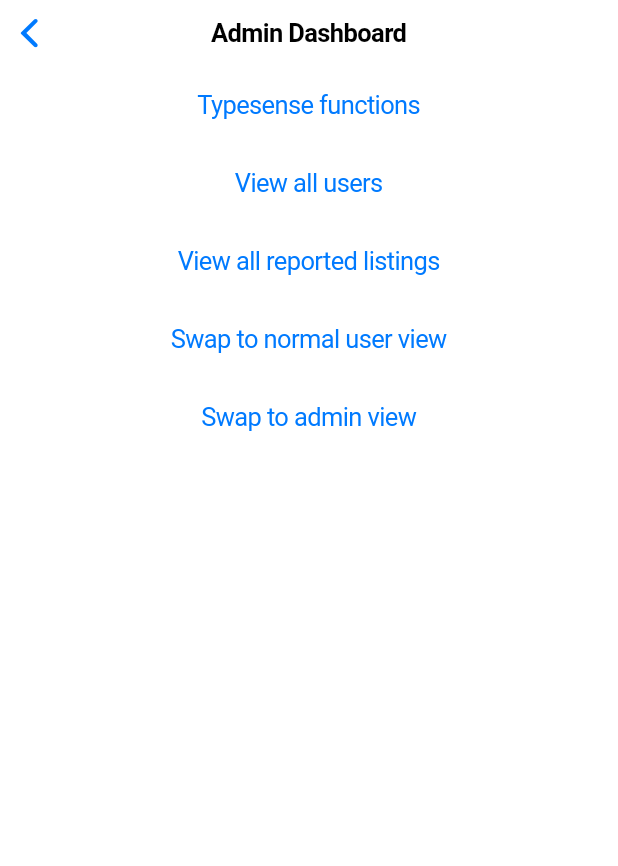
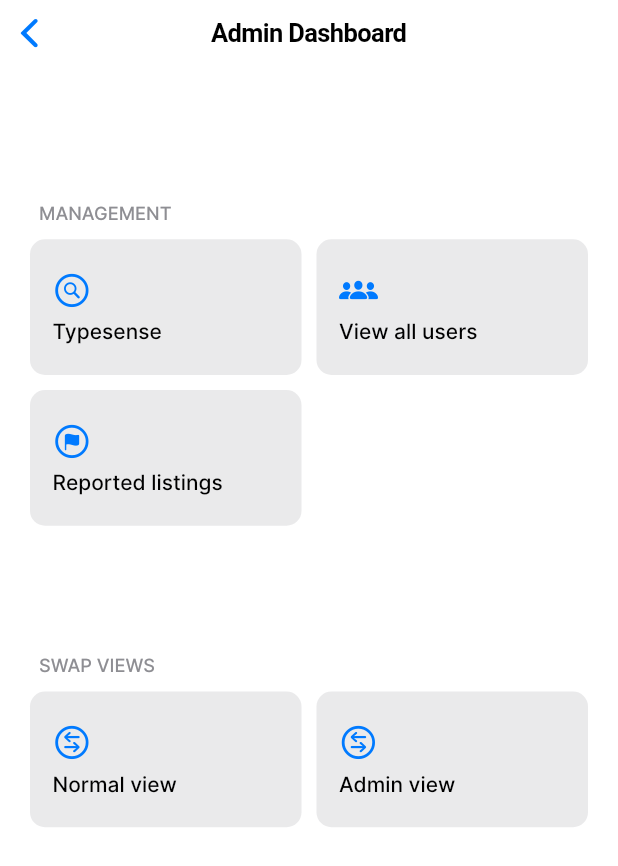
Before and after one commit to brendantwh/DropShare, a Flutter app: the AdminDashboard screen opened by its route, on a phone screen of 412 x 824 dp. Shown: the top 866 px of the screen. Run offline on Flutter 3.47's test engine with Material 2 defaults, Android fonts, the phone set to English and light mode, and no system bars; our stand-ins replace cloud_firestore, firebase_auth, firebase_core, firebase_storage, flutter_swiper_view, image_picker; missing offline and left inert: optimized_cached_image, pinch_zoom_image_last, pull_down_button, typesense; accounts and stored records are empty.

Commit message:
Rework admin dashboard UI

```diff
--- a/lib/admin/admindashboard.dart
+++ b/lib/admin/admindashboard.dart
@@ -15,32 +15,117 @@ class _AdminPageState extends State<AdminDashboard> {
             middle: Text('Admin Dashboard')
         ),
         child: SafeArea(
+            top: false,
             minimum: const EdgeInsets.fromLTRB(20, 15, 20, 34),
-            child: Center(
-              child: Column(
+            child: GridView.count(
+              crossAxisCount: 2,
+              childAspectRatio: 2,
+              crossAxisSpacing: 10,
+              mainAxisSpacing: 10,
+              physics: NeverScrollableScrollPhysics(),
               children: [
-                  CupertinoButton(
-                      child: const Text('Typesense functions'),
-                      onPressed: () => Navigator.pushNamed(context, 'typesenseConfig')
+                Container(
+                    alignment: Alignment.bottomLeft,
+                    padding: const EdgeInsets.only(left: 6),
+                    child: Text(
+                      'Management'.toUpperCase(),
+                      style: const TextStyle(fontWeight: FontWeight.w500, color: CupertinoColors.systemGrey),
+                      textScaleFactor: 0.87,
+                    )
                 ),
-                  CupertinoButton(
-                      child: const Text('View all users'),
-                      onPressed: () => Navigator.pushNamed(context, 'userlist')
+                Container(),
+                GestureDetector(
+                    onTap: () => Navigator.pushNamed(context, 'typesenseConfig'),
+                    child: Container(
+                        decoration: BoxDecoration(borderRadius: BorderRadius.circular(10), color: CupertinoColors.secondarySystemFill),
+                        padding: const EdgeInsets.fromLTRB(15, 15, 15, 15),
+                        child: Wrap(
+                          direction: Axis.vertical,
+                          alignment: WrapAlignment.center,
+                          spacing: 6,
+                          children: const [
+                            Icon(CupertinoIcons.search_circle, size: 26),
+                            const Text('Typesense', style: TextStyle(fontWeight: FontWeight.w500))
+                          ],
+                        )
+                    )
                 ),
-                  CupertinoButton(
-                      child: const Text('View all reported listings'),
-                      onPressed: () => Navigator.pushNamed(context, 'reportlist')
+                GestureDetector(
+                    onTap: () => Navigator.pushNamed(context, 'userlist'),
+                    child: Container(
+                        decoration: BoxDecoration(borderRadius: BorderRadius.circular(10), color: CupertinoColors.secondarySystemFill),
+                        padding: const EdgeInsets.fromLTRB(15, 15, 15, 15),
+                        child: Wrap(
+                          direction: Axis.vertical,
+                          alignment: WrapAlignment.center,
+                          spacing: 6,
+                          children: const [
+                            Icon(CupertinoIcons.person_3_fill, size: 26),
+                            const Text('View all users', style: TextStyle(fontWeight: FontWeight.w500))
+                          ],
+                        )
+                    )
                 ),
-                  CupertinoButton(
-                      child: const Text('Swap to normal user view'),
-                      onPressed: () => Navigator.pushReplacementNamed(context, 'listings')
+                GestureDetector(
+                    onTap: () => Navigator.pushNamed(context, 'reportlist'),
+                    child: Container(
+                        decoration: BoxDecoration(borderRadius: BorderRadius.circular(10), color: CupertinoColors.secondarySystemFill),
+                        padding: const EdgeInsets.fromLTRB(15, 15, 15, 15),
+                        child: Wrap(
+                          direction: Axis.vertical,
+                          alignment: WrapAlignment.center,
+                          spacing: 6,
+                          children: const [
+                            Icon(CupertinoIcons.flag_circle, size: 26),
+                            const Text('Reported listings', style: TextStyle(fontWeight: FontWeight.w500))
+                          ],
+                        )
+                    )
                 ),
-                  CupertinoButton(
-                      child: const Text('Swap to admin view'),
-                      onPressed: () => Navigator.pushReplacementNamed(context, 'adminHome')
+                Container(),
+                Container(
+                    alignment: Alignment.bottomLeft,
+                    padding: const EdgeInsets.only(left: 6),
+                    child: Text(
+                      'Swap Views'.toUpperCase(),
+                      style: const TextStyle(fontWeight: FontWeight.w500, color: CupertinoColors.systemGrey),
+                      textScaleFactor: 0.87,
+                    )
                 ),
+                Container(),
+                GestureDetector(
+                    onTap: () => Navigator.pushReplacementNamed(context, 'listings'),
+                    child: Container(
+                        decoration: BoxDecoration(borderRadius: BorderRadius.circular(10), color: CupertinoColors.secondarySystemFill),
+                        padding: const EdgeInsets.fromLTRB(15, 15, 15, 15),
+                        child: Wrap(
+                          direction: Axis.vertical,
+                          alignment: WrapAlignment.center,
+                          spacing: 6,
+                          children: const [
+                            Icon(CupertinoIcons.arrow_right_arrow_left_circle, size: 26),
+                            const Text('Normal view', style: TextStyle(fontWeight: FontWeight.w500))
                           ],
+                        )
+                    )
                 ),
+                GestureDetector(
+                    onTap: () => Navigator.pushReplacementNamed(context, 'adminHome'),
+                    child: Container(
+                        decoration: BoxDecoration(borderRadius: BorderRadius.circular(10), color: CupertinoColors.secondarySystemFill),
+                        padding: const EdgeInsets.fromLTRB(15, 15, 15, 15),
+                        child: Wrap(
+                          direction: Axis.vertical,
+                          alignment: WrapAlignment.center,
+                          spacing: 6,
+                          children: const [
+                            Icon(CupertinoIcons.arrow_right_arrow_left_circle, size: 26),
+                            const Text('Admin view', style: TextStyle(fontWeight: FontWeight.w500))
+                          ],
+                        )
+                    )
+                )
+              ],
             )
         )
     );
--- a/lib/listings/indiv.dart
+++ b/lib/listings/indiv.dart
@@ -108,11 +108,7 @@ class _IndivListingState extends State<IndivListing> {
             onPressed: () {
               Navigator.pop(context);
               listing.hide();
-              Navigator.pushNamedAndRemoveUntil(
-                  context,
-                  'userpage',
-                  ModalRoute.withName('listings'),
-              );
+              Navigator.pop(context);
             },
             child: Text('Yes', style: TextStyle(fontFamily: CupertinoTheme.of(context).textTheme.textStyle.fontFamily)),
           )
@@ -139,11 +135,18 @@ class _IndivListingState extends State<IndivListing> {
             isDestructiveAction: true,
             onPressed: () {
               Navigator.pop(context);
-              listing.sold ? listing.unsell() : listing.sell();
-              Navigator.pushNamedAndRemoveUntil(
+              if (listing.sold) {
+                listing.unsell();
+                listing.sold = false;
+              } else {
+                listing.sell();
+                listing.sold = true;
+              }
+              Navigator.pop(context);
+              Navigator.pushNamed(
                   context,
-                  'userpage',
-                  ModalRoute.withName('listings'),
+                  'indiv',
+                  arguments: listing
               );
             },
             child: Text('Yes', style: TextStyle(fontFamily: CupertinoTheme.of(context).textTheme.textStyle.fontFamily)),
--- a/lib/listings/listinggridfs.dart
+++ b/lib/listings/listinggridfs.dart
@@ -27,6 +27,20 @@ class _ListingGridFsState extends State<ListingGridFs> {
             return const Text("Loading");
           }
 
+          if (snapshot.data!.size == 0) {
+            return const Center(
+                child: Text(
+                    'There\'s nothing here!',
+                    style: TextStyle(
+                        color: CupertinoDynamicColor.withBrightness(
+                            color: CupertinoColors.secondaryLabel,
+                            darkColor: CupertinoColors.systemGrey2)
+                    ),
+                    textScaleFactor: 0.87
+                )
+            );
+          }
+
           return GridView.count(
               mainAxisSpacing: 16,
               crossAxisSpacing: 16,
```
Lines whose indentation alone changed are shown as unchanged.
